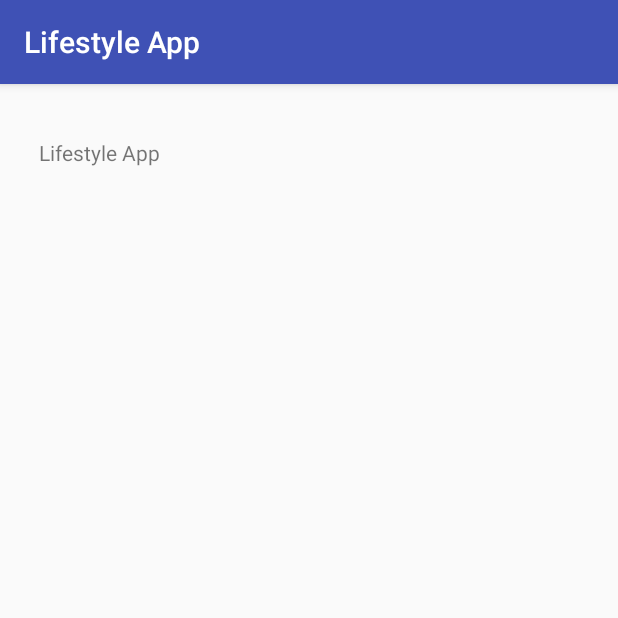
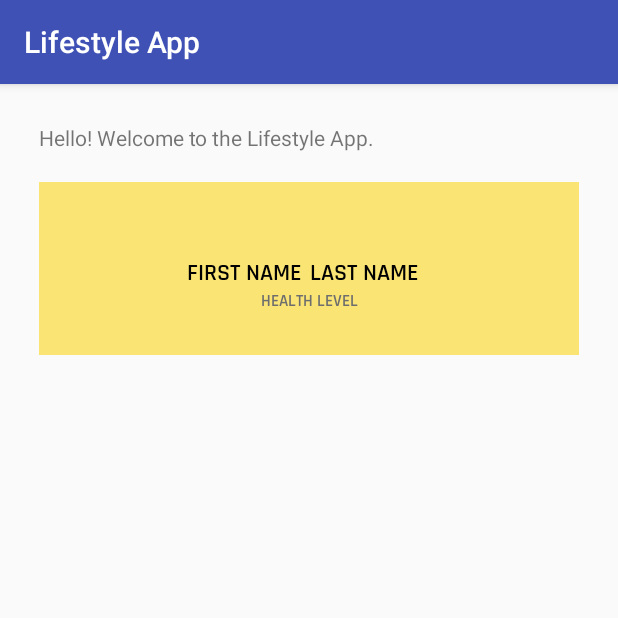
Before and after one commit to mewest88/CS6018_GroupProject, an Android app: the fragment AppHeaderFragment placed in its activity, on a phone screen of 412 x 824 dp, the top half of it. Run offline under Robolectric (Android 15) with nearby library versions, the phone set to English and light mode, and no system bars; 4 statements that could not run were skipped.

Commit message:
bmi changes and some of the header

```diff
--- a/app/build.gradle
+++ b/app/build.gradle
@@ -9,6 +9,7 @@ android {
         versionCode 1
         versionName "1.0"
         testInstrumentationRunner "android.support.test.runner.AndroidJUnitRunner"
+        multiDexEnabled true
     }
     buildTypes {
         release {
@@ -28,4 +29,5 @@ dependencies {
     androidTestImplementation 'com.android.support.test:runner:1.0.2'
     androidTestImplementation 'com.android.support.test.espresso:espresso-core:3.0.2'
     implementation 'com.google.android.gms:play-services:12.0.1'
+    implementation 'com.android.support:multidex:1.0.3'
 }
--- a/app/src/main/res/layout/activity_main.xml
+++ b/app/src/main/res/layout/activity_main.xml
@@ -11,7 +11,7 @@
     <FrameLayout xmlns:android="http://schemas.android.com/apk/res/android"
         android:id="@+id/fl_header_phone"
         android:layout_width="match_parent"
-        android:layout_height="10dp"
+        android:layout_height="wrap_content"
         android:padding="10dp">
     </FrameLayout>
 
--- a/app/src/main/res/layout/fragment_app_header.xml
+++ b/app/src/main/res/layout/fragment_app_header.xml
@@ -1,43 +1,75 @@
 <?xml version="1.0" encoding="utf-8"?>
-<RelativeLayout xmlns:android="http://schemas.android.com/apk/res/android"
+<android.support.constraint.ConstraintLayout xmlns:android="http://schemas.android.com/apk/res/android"
+    xmlns:app="http://schemas.android.com/apk/res-auto"
     xmlns:tools="http://schemas.android.com/tools"
     android:layout_width="match_parent"
     android:layout_height="match_parent"
-    tools:context=".AppHeaderFragment">
+    tools:context=".AppHeaderFragment"
+    android:id="@+id/relativeLayout2">
 
-    <TextView
-        android:id="@+id/tv_app_name"
+
+    <View
+        android:id="@+id/view"
         android:layout_width="wrap_content"
-        android:layout_height="wrap_content"
-        android:layout_alignParentTop="true"
-        android:text="@string/appName"
-        />
+        android:layout_height="115dp"
+        android:alpha="0.7"
+        android:background="@color/yellowHeader"
+        app:layout_constraintStart_toStartOf="parent"
+        app:layout_constraintTop_toTopOf="parent"></View>
+
     <ImageView
         android:id="@+id/iv_pic"
         android:layout_width="wrap_content"
         android:layout_height="wrap_content"
-        android:layout_alignParentTop="true"
-        android:layout_alignParentEnd="true"
         android:layout_alignParentRight="true"
-        android:layout_toRightOf="@id/tv_app_name"
-        />
+        android:layout_alignParentTop="true" />
+
     <TextView
         android:id="@+id/tv_fn_data"
         android:layout_width="wrap_content"
         android:layout_height="wrap_content"
-        android:layout_alignParentLeft="true"
-        android:layout_below="@id/tv_app_name"
-        android:layout_marginLeft="8dp"
-        tools:text="Test"
-        />
+        android:layout_marginTop="50dp"
+        android:layout_marginRight="5dp"
+        android:gravity="center"
+        android:text="@string/firstName"
+        android:textAllCaps="true"
+        android:textAppearance="@style/headerNameText"
+        app:layout_constraintEnd_toEndOf="parent"
+        app:layout_constraintHorizontal_bias="0.356"
+        app:layout_constraintLeft_toLeftOf="parent"
+        app:layout_constraintRight_toRightOf="parent"
+        app:layout_constraintStart_toStartOf="parent"
+        app:layout_constraintTop_toTopOf="parent" />
+
     <TextView
         android:id="@+id/tv_ln_data"
         android:layout_width="wrap_content"
         android:layout_height="wrap_content"
-        android:layout_toRightOf="@id/tv_fn_data"
-        android:layout_below="@id/tv_app_name"
-        android:layout_marginLeft="8dp"
-        tools:text="Tester"
-        />
+        android:layout_marginLeft="5dp"
+        android:layout_marginTop="50dp"
+        android:gravity="center"
+        android:text="@string/lastName"
+        android:textAllCaps="true"
+        android:textAppearance="@style/headerNameText"
+        app:layout_constraintEnd_toEndOf="parent"
+        app:layout_constraintHorizontal_bias="0.0"
+        app:layout_constraintLeft_toLeftOf="parent"
+        app:layout_constraintRight_toRightOf="parent"
+        app:layout_constraintStart_toEndOf="@+id/tv_fn_data"
+        app:layout_constraintTop_toTopOf="parent" />
 
-</RelativeLayout>
+    <TextView
+        android:id="@+id/tv_healthLevel"
+        android:layout_width="wrap_content"
+        android:layout_height="wrap_content"
+        android:layout_marginTop="72dp"
+        android:gravity="center"
+        android:text="@string/healthLevel"
+        android:textAllCaps="true"
+        android:textAppearance="@style/healthLevelText"
+        app:layout_constrainTop_toTopOf="@tv_fn_data"
+        app:layout_constraintEnd_toEndOf="parent"
+        app:layout_constraintStart_toStartOf="parent"
+        app:layout_constraintTop_toTopOf="@+id/view" />
+
+</android.support.constraint.ConstraintLayout>
--- a/app/src/main/res/values/strings.xml
+++ b/app/src/main/res/values/strings.xml
@@ -17,6 +17,7 @@
     <string name="submit">Submit</string>
     <string name="entryText2">Please take a profile picture.</string>
     <string name="fullName">Your Full Name:</string>
+    <string name="healthLevel">Health Level</string>
     <string name="profilePic">Profile Picture:</string>
     <string name="age">Your Age:</string>
     <string name="welcomeHeader">Hello! Welcome to the Lifestyle App.</string>
@@ -24,4 +25,5 @@
     <string name="weatherHeader">WEATHER</string>
     <string name="hikesHeader">Find hikes in your current area by clicking search below.</string>
     <string name="hikesButton">Search</string>
+    <string name="bmiInfo">Body Mass Index (BMI) is a person’s weight in kilograms divided by the square of height in meters. A high BMI can be an indicator of high body fatness. BMI can be used to screen for weight categories that may lead to health problems but it is not diagnostic of the body fatness or health of an individual.</string>
 </resources>
--- a/app/src/main/res/values/styles.xml
+++ b/app/src/main/res/values/styles.xml
@@ -31,4 +31,41 @@
         <item name="android:fontFamily">@font/rajdhani_semibold</item>
     </style>
 
+    <style name="bmiText">
+        <item name="android:textSize">
+            144sp
+        </item>
+
+        <item name="android:textColor">
+            #4975CB
+        </item>
+
+        <item name="android:fontFamily">@font/rajdhani_semibold</item>
+    </style>
+
+    <color name="yellowHeader">#FBDC3B</color>
+
+    <style name="headerNameText">
+        <item name="android:textSize">
+            16sp
+        </item>
+
+        <item name="android:textColor">
+            #000000
+        </item>
+
+        <item name="android:fontFamily">@font/rajdhani_semibold</item>
+    </style>
+
+    <style name="healthLevelText">
+        <item name="android:textSize">
+            11sp
+        </item>
+
+        <item name="android:textColor">
+            #6E6E6E
+        </item>
+
+        <item name="android:fontFamily">@font/rajdhani_semibold</item>
+    </style>
 </resources>
```
Also changed, not shown: app/src/main/res/layout/fragment_bmi.xml (+35 -9 lines), app/src/main/res/layout/fragment_edit_user_details.xml (+4 -4 lines).
